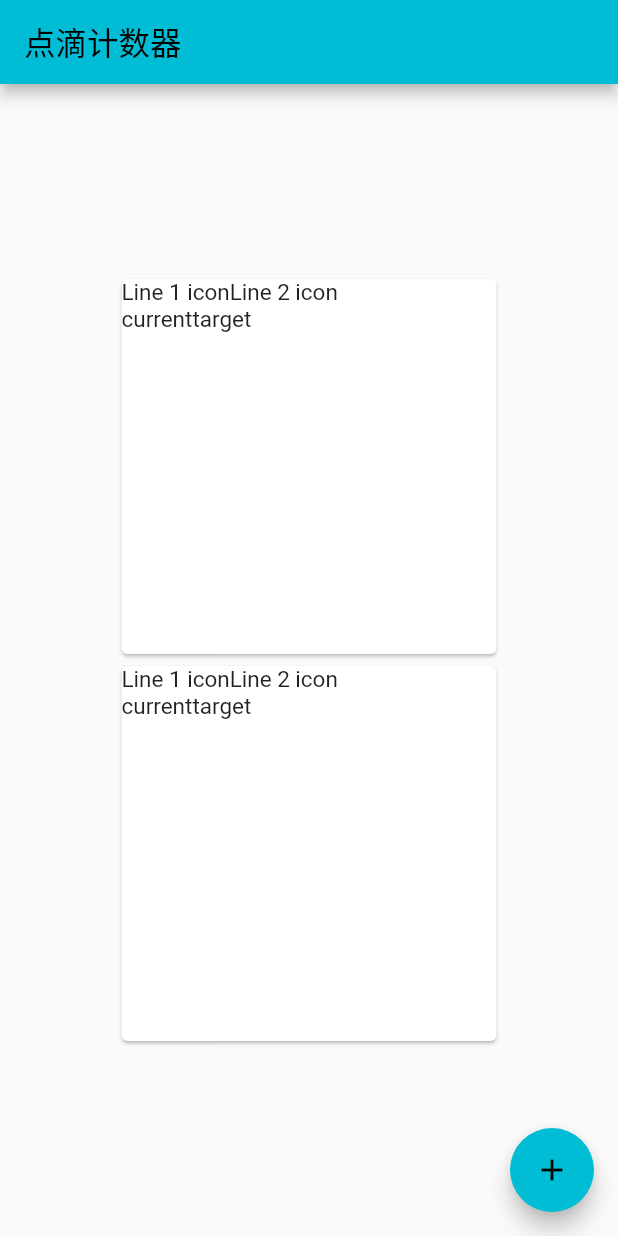
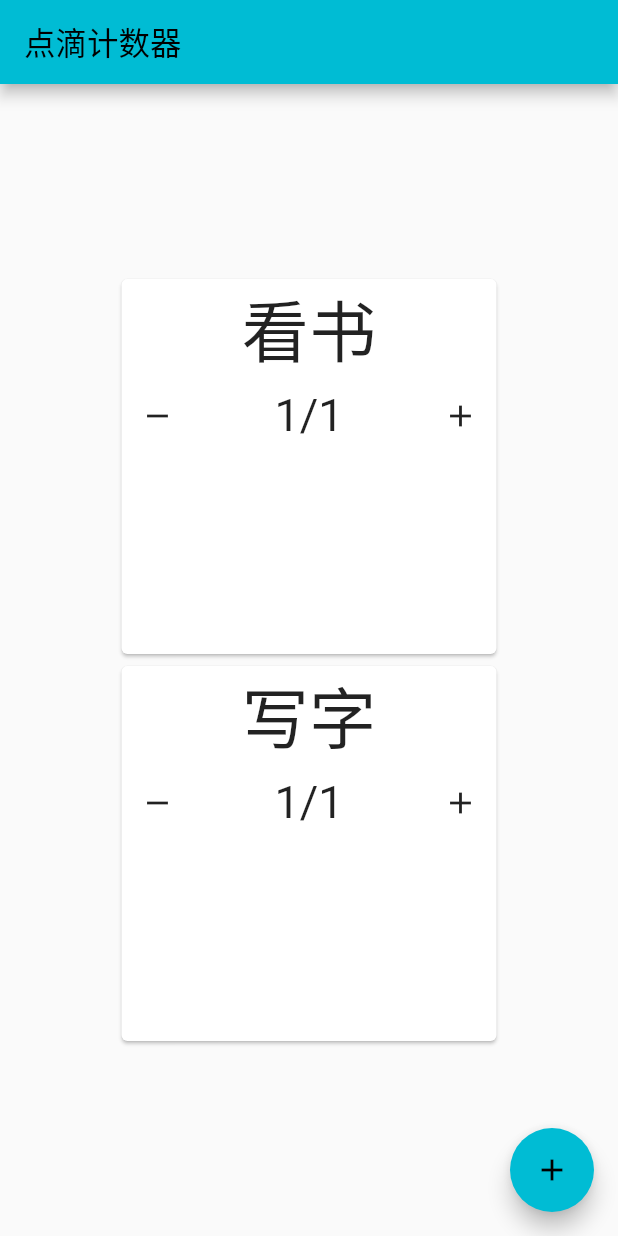
Before and after one commit to Kimi-Arthur/MomentCounter, a Flutter app: the screen it shows after launch, after a tap on the "add" icon, on a phone screen of 412 x 824 dp. Run offline on Flutter 3.47's test engine with Material 2 defaults, Android fonts, the light colour scheme and no system bars; our stand-ins replace shared_preferences; generated files the repository leaves out were written again.

Commit message:
Basic data pass and layout.

```diff
--- a/lib/widgets/counter.dart
+++ b/lib/widgets/counter.dart
@@ -1,11 +1,17 @@
 import 'package:flutter/material.dart';
 
+import '../models/counter.dart';
+
 class CounterWidget extends StatefulWidget {
+  final Counter counter;
+
+  CounterWidget(this.counter);
+
   @override
   State<StatefulWidget> createState() => CounterWidgetState();
 }
 
-class CounterWidgetState extends State<StatefulWidget> {
+class CounterWidgetState extends State<CounterWidget> {
   @override
   Widget build(BuildContext context) {
     return Card(
@@ -14,11 +20,27 @@ class CounterWidgetState extends State<StatefulWidget> {
         width: 250,
         child: Column(
           children: [
-            Row(
-              children: [Text('Line 1 icon'), Text('Line 2 icon')],
+            Center(
+              child: Text(widget.counter.title, textScaleFactor: 3),
             ),
             Row(
-              children: [Text('current'), Text('target')],
+              children: [
+                IconButton(
+                  icon: const Icon(Icons.remove),
+                  onPressed: () {},
+                ),
+                Expanded(
+                  child: Center(
+                    child: Text(
+                        '${widget.counter.events.isEmpty ? 0 : widget.counter.events.last.amount}/${widget.counter.dailyGoal}',
+                        textScaleFactor: 2),
+                  ),
+                ),
+                IconButton(
+                  icon: const Icon(Icons.add),
+                  onPressed: () {},
+                ),
+              ],
             )
           ],
         ),
--- a/lib/widgets/counters.dart
+++ b/lib/widgets/counters.dart
@@ -22,7 +22,7 @@ class CountersWidgetState extends State<StatefulWidget> {
             return SingleChildScrollView(
                 child: Wrap(
               children: user.counters
-                  .map((c) => CounterWidget())
+                  .map((c) => CounterWidget(c))
                   .toList(growable: false),
             ));
           }
```
